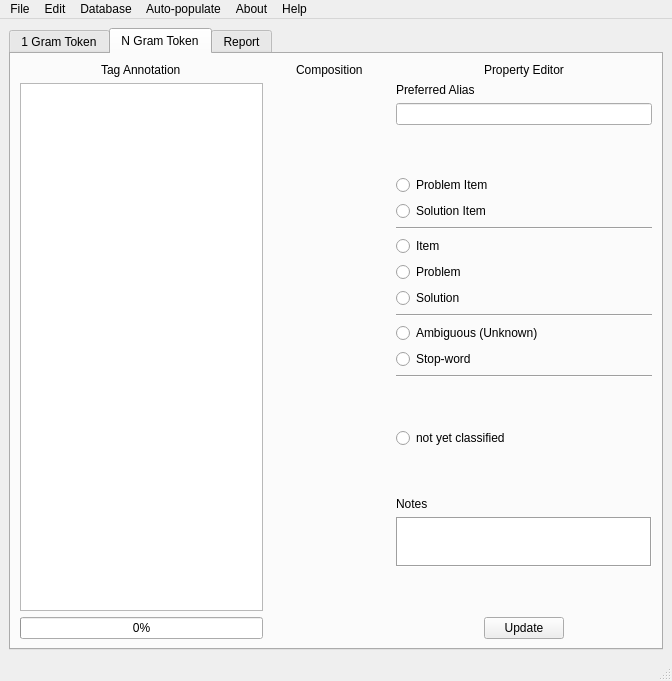
Before: the Qt Designer form nestor/ui/taggingUI.ui in usnistgov/nestor, drawn with Qt 5.
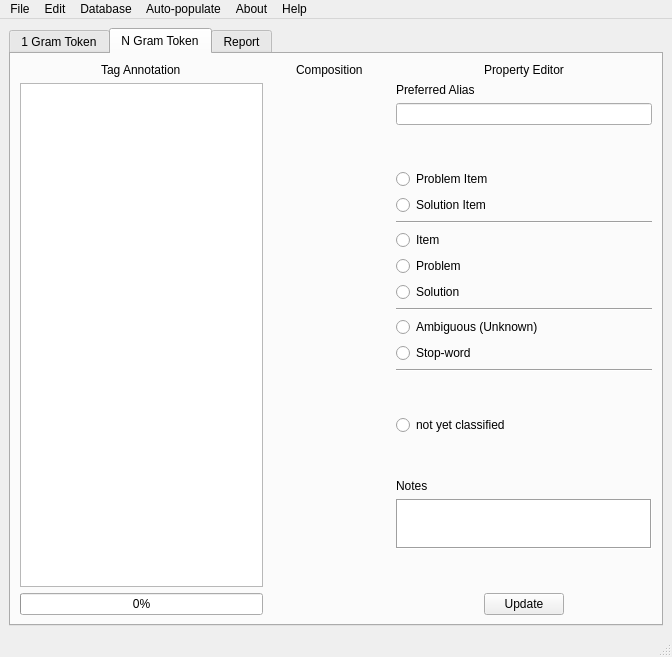
After: the same form once the commit is applied. The open tabs and pages were chosen to show the change.

```diff
--- a/nestor/ui/taggingUI.ui
+++ b/nestor/ui/taggingUI.ui
@@ -7,7 +7,7 @@
     <x>0</x>
     <y>0</y>
     <width>672</width>
-    <height>681</height>
+    <height>657</height>
    </rect>
   </property>
   <property name="windowTitle">
@@ -742,6 +742,7 @@
     </item>
    </layout>
   </widget>
+  <widget class="QStatusBar" name="statusbar"/>
   <widget class="QMenuBar" name="menubar">
    <property name="geometry">
     <rect>
@@ -850,7 +851,6 @@
    <addaction name="menuAbout"/>
    <addaction name="menuHelp"/>
   </widget>
-  <widget class="QStatusBar" name="statusbar"/>
   <action name="actionOpen_1Gram_Vocab">
    <property name="text">
     <string>open 1Gram Vocab</string>
```
Left out of the diff: 15 changed lines with no effect on the pictures.
